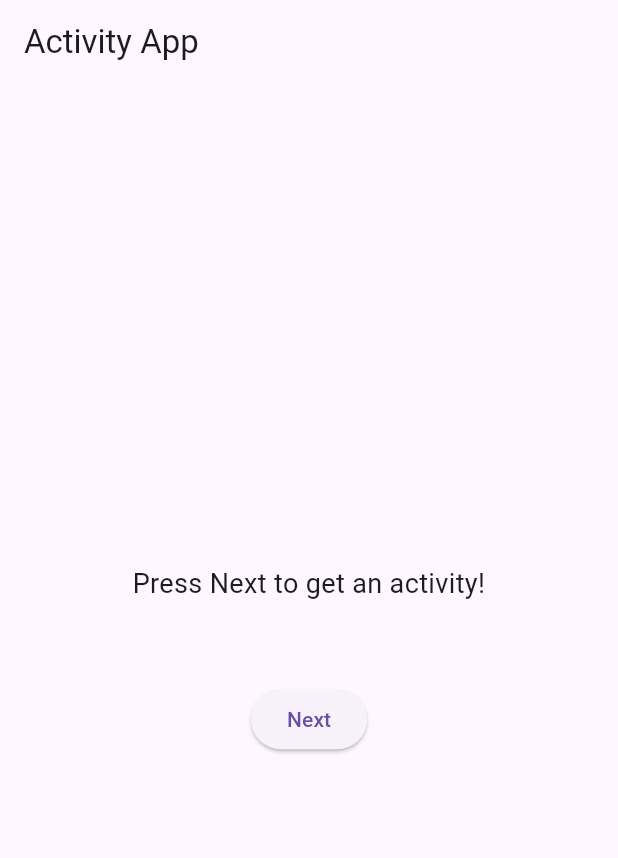
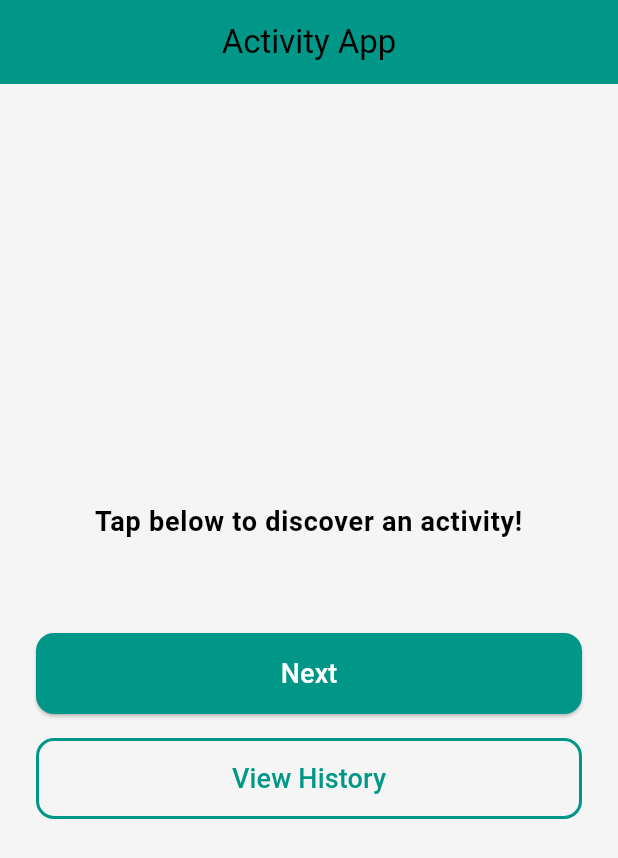
Before and after one commit to nicksuhaili/test_activity_app, a Flutter app: the screen it shows after launch, on a phone screen of 412 x 824 dp. Shown: the top 858 px of the screen. Run offline on Flutter 3.47's test engine with Material 3 defaults, Android fonts, the phone set to English and light mode, and no system bars.

Commit message:
Implemented Part 2: Added history screen to display fetched activities and fix the design

```diff
--- a/lib/main.dart
+++ b/lib/main.dart
@@ -12,7 +12,17 @@ class MyApp extends StatelessWidget {
   Widget build(BuildContext context) {
     return MaterialApp(
       debugShowCheckedModeBanner: false,
-      title: 'Test Activity App',
+      title: 'Activity App',
+      theme: ThemeData(
+        colorScheme: ColorScheme.light(
+          primary: Colors.teal,
+          secondary: Colors.amberAccent,
+        ),
+        textTheme: const TextTheme(
+          bodyLarge: TextStyle(fontSize: 18, fontWeight: FontWeight.w600),
+          bodyMedium: TextStyle(fontSize: 16, color: Colors.black54),
+        ),
+      ),
       home: const HomeScreen(),
     );
   }
--- /dev/null
+++ b/lib/screens/history_screen.dart
@@ -0,0 +1,43 @@
+import 'package:flutter/material.dart';
+
+class HistoryScreen extends StatelessWidget {
+  final List<Map<String, String>> history;
+
+  const HistoryScreen({super.key, required this.history});
+
+  @override
+  Widget build(BuildContext context) {
+    return Scaffold(
+      backgroundColor: Colors.grey[100],
+      appBar: AppBar(
+        title: const Text("Activity History"),
+        backgroundColor: Colors.teal,
+        centerTitle: true,
+      ),
+      body: history.isEmpty
+          ? const Center(
+        child: Text(
+          "No history yet!",
+          style: TextStyle(fontSize: 18, fontWeight: FontWeight.w500, color: Colors.black54),
+        ),
+      )
+          : ListView.builder(
+        itemCount: history.length,
+        itemBuilder: (context, index) {
+          return Card(
+            margin: const EdgeInsets.symmetric(vertical: 6, horizontal: 10),
+            shape: RoundedRectangleBorder(borderRadius: BorderRadius.circular(12)),
+            child: ListTile(
+              title: Text(
+                history[index]['activity']!,
+                style: const TextStyle(fontSize: 16, fontWeight: FontWeight.w500),
+              ),
+              subtitle: Text(history[index]['price']!),
+              leading: const Icon(Icons.check_circle, color: Colors.teal),
+            ),
+          );
+        },
+      ),
+    );
+  }
+}
--- a/lib/screens/home_screen.dart
+++ b/lib/screens/home_screen.dart
@@ -1,5 +1,6 @@
 import 'package:flutter/material.dart';
 import '../services/api_service.dart';
+import 'history_screen.dart';
 
 class HomeScreen extends StatefulWidget {
   const HomeScreen({super.key});
@@ -10,8 +11,9 @@ class HomeScreen extends StatefulWidget {
 
 class HomeScreenState extends State<HomeScreen> {
   final ApiService _apiService = ApiService();
-  String _activity = "Press Next to get an activity!";
+  String _activity = "Tap below to discover an activity!";
   String _price = "";
+  List<Map<String, String>> _history = [];
 
   void _fetchActivity() async {
     try {
@@ -19,10 +21,12 @@ class HomeScreenState extends State<HomeScreen> {
       setState(() {
         _activity = data['activity'];
         _price = "Price: \$${data['price']}";
+        _history.insert(0, {"activity": _activity, "price": _price});
+        if (_history.length > 50) _history.removeLast();
       });
     } catch (e) {
       setState(() {
-        _activity = "Error fetching activity";
+        _activity = "Oops! Something went wrong.";
         _price = "";
       });
     }
@@ -31,18 +35,68 @@ class HomeScreenState extends State<HomeScreen> {
   @override
   Widget build(BuildContext context) {
     return Scaffold(
-      appBar: AppBar(title: const Text("Activity App")),
-      body: Center(
+      backgroundColor: Colors.grey[100],
+      appBar: AppBar(
+        title: const Text("Activity App"),
+        backgroundColor: Colors.teal,
+        centerTitle: true,
+      ),
+      body: Padding(
+        padding: const EdgeInsets.symmetric(horizontal: 24, vertical: 40),
         child: Column(
           mainAxisAlignment: MainAxisAlignment.center,
+          crossAxisAlignment: CrossAxisAlignment.center,
           children: [
-            Text(_activity, style: const TextStyle(fontSize: 18), textAlign: TextAlign.center),
-            const SizedBox(height: 10),
-            Text(_price, style: const TextStyle(fontSize: 16, fontWeight: FontWeight.bold)),
-            const SizedBox(height: 20),
-            ElevatedButton(
-              onPressed: _fetchActivity,
-              child: const Text("Next"),
+            /// Activity Text
+            Text(
+              _activity,
+              style: Theme.of(context).textTheme.bodyLarge,
+              textAlign: TextAlign.center,
+            ),
+            const SizedBox(height: 8),
+
+            /// Price Text
+            Text(
+              _price,
+              style: Theme.of(context).textTheme.bodyMedium,
+            ),
+            const SizedBox(height: 30),
+
+            /// Buttons inside a Column for proper spacing
+            Column(
+              crossAxisAlignment: CrossAxisAlignment.stretch,
+              children: [
+                ElevatedButton(
+                  onPressed: _fetchActivity,
+                  style: ElevatedButton.styleFrom(
+                    backgroundColor: Colors.teal,
+                    foregroundColor: Colors.white,
+                    padding: const EdgeInsets.symmetric(vertical: 14),
+                    shape: RoundedRectangleBorder(borderRadius: BorderRadius.circular(12)),
+                  ),
+                  child: const Text("Next", style: TextStyle(fontSize: 18)),
+                ),
+                const SizedBox(height: 16),
+
+                /// History Button with Proper Spacing
+                OutlinedButton(
+                  onPressed: () {
+                    Navigator.push(
+                      context,
+                      MaterialPageRoute(
+                        builder: (context) => HistoryScreen(history: _history),
+                      ),
+                    );
+                  },
+                  style: OutlinedButton.styleFrom(
+                    foregroundColor: Colors.teal,
+                    padding: const EdgeInsets.symmetric(vertical: 14),
+                    side: const BorderSide(color: Colors.teal, width: 2),
+                    shape: RoundedRectangleBorder(borderRadius: BorderRadius.circular(12)),
+                  ),
+                  child: const Text("View History", style: TextStyle(fontSize: 18)),
+                ),
+              ],
             ),
           ],
         ),
```
